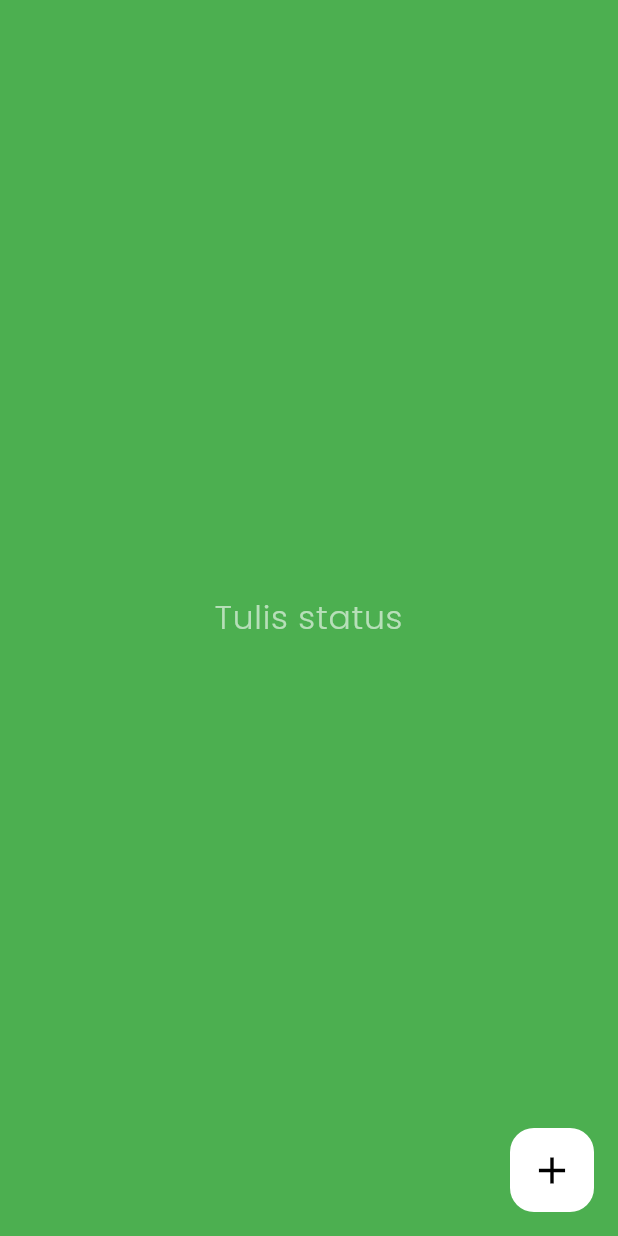
After one commit to ahmdmarzuki/flutter_chat_app, a Flutter app: the AddStatusScreen screen opened directly, on a phone screen of 412 x 824 dp. The commit adds this screen. Run offline on Flutter 3.47's test engine with Material 3 defaults, Android fonts, the phone set to English and light mode, and no system bars; our stand-ins replace cloud_firestore, firebase_auth, firebase_core, firebase_storage, google_fonts, image_picker; missing offline and left inert: image_picker_platform_interface; accounts and stored records are empty.

Commit message:
add status service

```diff
--- a/lib/main.dart
+++ b/lib/main.dart
@@ -2,6 +2,7 @@ import 'package:chat_app/firebase_options.dart';
 import 'package:chat_app/src/core/services/auth/auth_service.dart';
 import 'package:chat_app/src/core/services/auth/register_or_login.dart';
 import 'package:chat_app/src/core/services/chat/chat_service.dart';
+import 'package:chat_app/src/core/services/status/status_service.dart';
 import 'package:chat_app/src/screen/auth/login_screen.dart';
 import 'package:chat_app/src/screen/auth/splash_screen.dart';
 import 'package:chat_app/src/screen/home/home_screen.dart';
@@ -23,6 +24,9 @@ Future<void> main() async {
         ChangeNotifierProvider(
           create: (context) => ChatService(),
         ),
+        ChangeNotifierProvider(
+          create: (context) => StatusService(),
+        ),
       ],
       child: const MyApp(),
     ),
--- /dev/null
+++ b/lib/src/core/models/status_model.dart
@@ -0,0 +1,17 @@
+import 'package:flutter/material.dart';
+
+class StatusModel {
+  final String text;
+  final String uid;
+  final String? username;
+
+  StatusModel({required this.text, required this.uid, required this.username});
+
+  Map<String, dynamic> toMap() {
+    return {
+      'text': text,
+      'uid': uid,
+      'username': username,
+    };
+  }
+}
--- /dev/null
+++ b/lib/src/core/services/status/status_service.dart
@@ -0,0 +1,24 @@
+import 'package:chat_app/src/core/models/status_model.dart';
+import 'package:cloud_firestore/cloud_firestore.dart';
+import 'package:firebase_auth/firebase_auth.dart';
+import 'package:flutter/foundation.dart';
+import 'package:flutter/material.dart';
+
+class StatusService extends ChangeNotifier {
+  final FirebaseAuth auth = FirebaseAuth.instance;
+  final FirebaseFirestore db = FirebaseFirestore.instance;
+
+  Future<void> addStatus(String text) async {
+    final User user = auth.currentUser!;
+
+    StatusModel newStatus =
+        StatusModel(text: text, username: user.displayName, uid: user.uid);
+    await db.collection('status').doc(user.uid).set(
+          newStatus.toMap(),
+        );
+  }
+
+  Stream<QuerySnapshot> getStatus() {
+    return db.collection('status').snapshots();
+  }
+}
--- /dev/null
+++ b/lib/src/screen/home/add_status_screen.dart
@@ -0,0 +1,78 @@
+import 'package:chat_app/src/core/services/status/status_service.dart';
+import 'package:chat_app/utils/colors.dart';
+import 'package:chat_app/utils/costum_text.dart';
+import 'package:chat_app/utils/font_size.dart';
+import 'package:chat_app/utils/font_weight.dart';
+import 'package:chat_app/utils/margin.dart';
+import 'package:flutter/foundation.dart';
+import 'package:flutter/material.dart';
+import 'package:google_fonts/google_fonts.dart';
+import 'package:provider/provider.dart';
+
+class AddStatusScreen extends StatefulWidget {
+  const AddStatusScreen({super.key});
+
+  @override
+  State<AddStatusScreen> createState() => _AddStatusScreenState();
+}
+
+class _AddStatusScreenState extends State<AddStatusScreen> {
+  TextEditingController statusTextController = TextEditingController();
+
+  void addStatus() async {
+    final service = Provider.of<StatusService>(context, listen: false);
+
+
+    try {
+      await service.addStatus(statusTextController.text);
+    } catch (e) {
+      throw e.toString();
+    }
+  }
+
+  @override
+  Widget build(BuildContext context) {
+    return Scaffold(
+      backgroundColor: Colors.green,
+      floatingActionButton: FloatingActionButton(
+        onPressed: () {
+          addStatus();
+
+          Navigator.pop(context);
+        },
+        elevation: 0,
+        backgroundColor: white,
+        child: const Icon(
+          Icons.add,
+          color: Colors.black,
+          size: 30,
+        ),
+      ),
+      body: Container(
+        padding: EdgeInsets.symmetric(horizontal: defaultMargin),
+        child: Column(
+          children: [
+            Expanded(
+              child: Center(
+                child: TextFormField(
+                  controller: statusTextController,
+                  textAlign: TextAlign.center,
+                  style: GoogleFonts.poppins(
+                      color: white,
+                      fontSize: FSize().big,
+                      fontWeight: FWeight().light),
+                  decoration: InputDecoration.collapsed(
+                      hintText: "Tulis status",
+                      hintStyle: GoogleFonts.poppins(
+                          color: white.withOpacity(.6),
+                          fontSize: FSize().big,
+                          fontWeight: FWeight().light)),
+                ),
+              ),
+            )
+          ],
+        ),
+      ),
+    );
+  }
+}
--- a/pubspec.yaml
+++ b/pubspec.yaml
@@ -42,6 +42,8 @@ dependencies:
   rxdart: ^0.27.7
   intl: ^0.19.0
   timezone: ^0.9.2
+  firebase_storage: ^11.5.6
+  image_picker: ^1.0.5
 
 dev_dependencies:
   flutter_test:
```
Also changed, not shown: lib/src/core/services/auth/auth_service.dart (+13 -0 lines), lib/src/screen/auth/login_screen.dart (+7 -5 lines), lib/src/screen/home/home_screen.dart (+39 -13 lines), lib/src/screen/home/profile_setting_setting.dart (+26 -6 lines), lib/src/screen/home/status_view.dart (added, +74 -0 lines), lib/src/screen/home/widget/contact_card.dart (+8 -23 lines), lib/src/screen/home/widget/my_status.dart (+10 -1 lines), lib/src/screen/home/widget/status_avatar.dart (+16 -2 lines), pubspec.lock.
